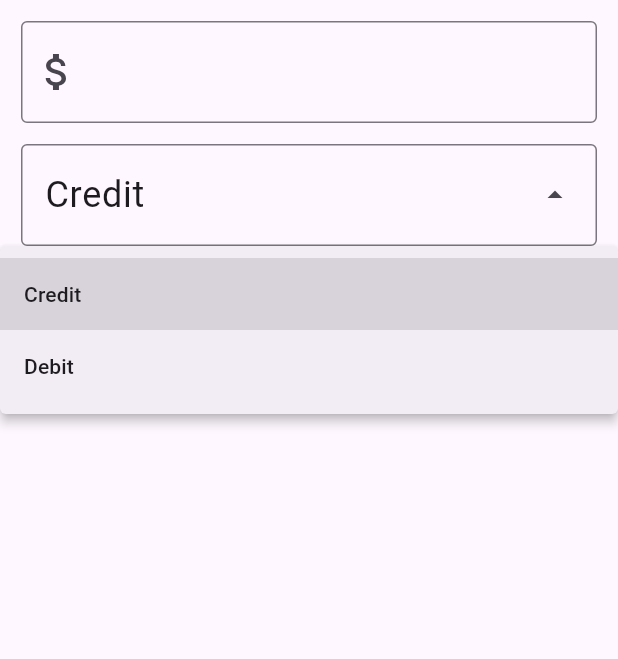
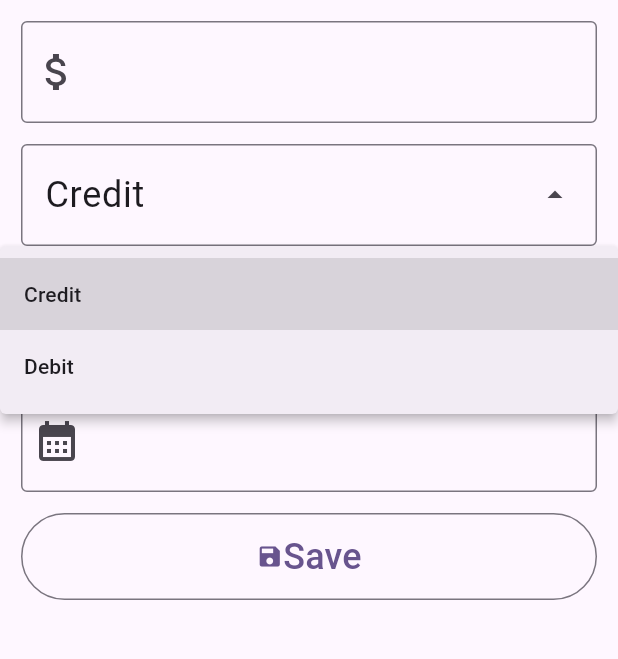
Before and after one commit to ViniBelo/cash_flow_flutter, a Flutter app: the FormScreen screen opened by its route, after a tap on "Credit", on a phone screen of 412 x 824 dp, the part 84-743 px from its top. Run offline on Flutter 3.47's test engine with Material 3 defaults, Android fonts, the phone set to English and light mode, and no system bars; our stand-ins replace drift, drift_flutter, get; accounts and stored records are empty; generated files the repository leaves out were written again.

Commit message:
Form screen mapped

```diff
--- a/lib/screens/cash_flow/form_screen.dart
+++ b/lib/screens/cash_flow/form_screen.dart
@@ -9,6 +9,8 @@ class FormScreen extends GetView<DbController> {
 
   final TextEditingController amountController = TextEditingController();
   final TextEditingController typeController = TextEditingController();
+  final TextEditingController sourceController = TextEditingController();
+  final TextEditingController dateController = TextEditingController();
 
   @override
   Widget build(BuildContext context) {
@@ -32,6 +34,41 @@ class FormScreen extends GetView<DbController> {
               dropDownMenuEntries: const ['Credit', 'Debit'],
               controller: typeController,
             ),
+            MyDropdownMenu(
+              dropDownMenuEntries: (typeController.text.toString() == 'Credit')
+                  ? const ['Salary', 'Extras']
+                  : const ['Housing', 'Food', 'Health', 'Transport'],
+              controller: sourceController,
+            ),
+            MyTextFormField(
+              controller: dateController,
+              textInputType: TextInputType.datetime,
+              prefixIcon: const Icon(
+                Icons.calendar_month,
+                size: 32,
+              ),
+            ),
+            Padding(
+              padding: const EdgeInsets.all(14.0),
+              child: OutlinedButton(
+                onPressed: () {},
+                child: const Padding(
+                  padding: EdgeInsets.all(12.0),
+                  child: Row(
+                    mainAxisAlignment: MainAxisAlignment.center,
+                    children: [
+                      Icon(Icons.save),
+                      Text(
+                        "Save",
+                        style: TextStyle(
+                          fontSize: 24,
+                        ),
+                      ),
+                    ],
+                  ),
+                )
+              ),
+            ),
           ],
         ),
       ),
--- a/lib/screens/cash_flow/widgets/my_dropdown_menu.dart
+++ b/lib/screens/cash_flow/widgets/my_dropdown_menu.dart
@@ -13,7 +13,7 @@ class MyDropdownMenu extends StatelessWidget {
   @override
   Widget build(BuildContext context) {
     return Padding(
-      padding: const EdgeInsets.all(14.0),
+      padding: const EdgeInsets.only(top: 14, left: 14, right: 14),
       child: DropdownMenu<String>(
         controller: controller,
         initialSelection: dropDownMenuEntries.first,
```
